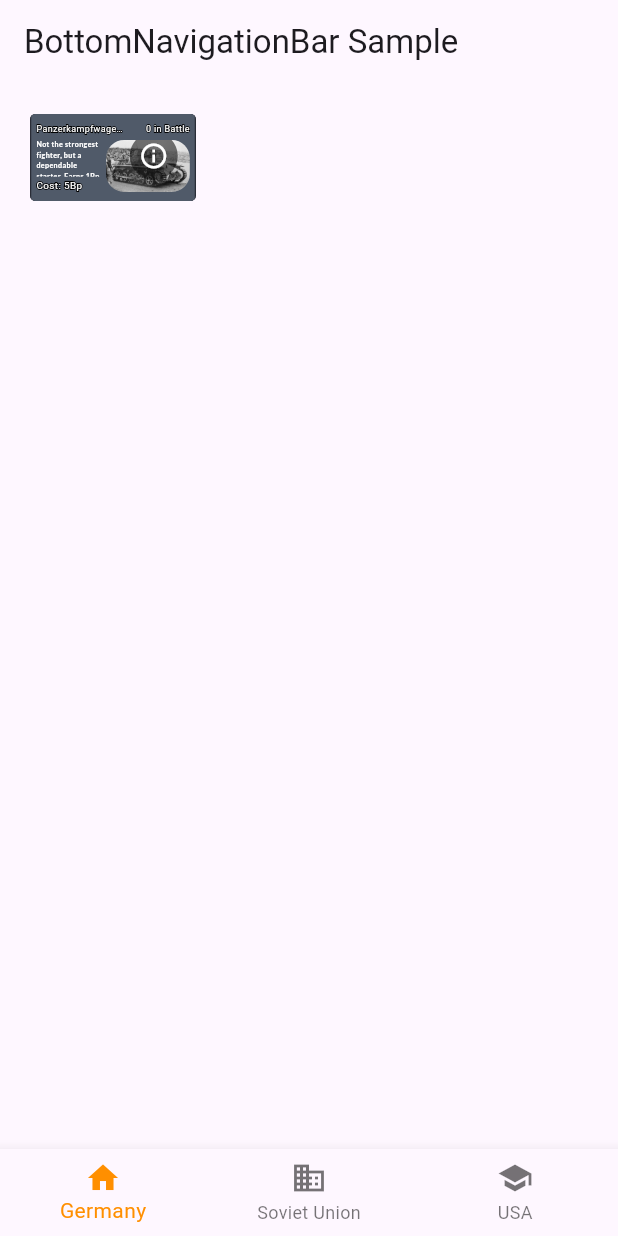
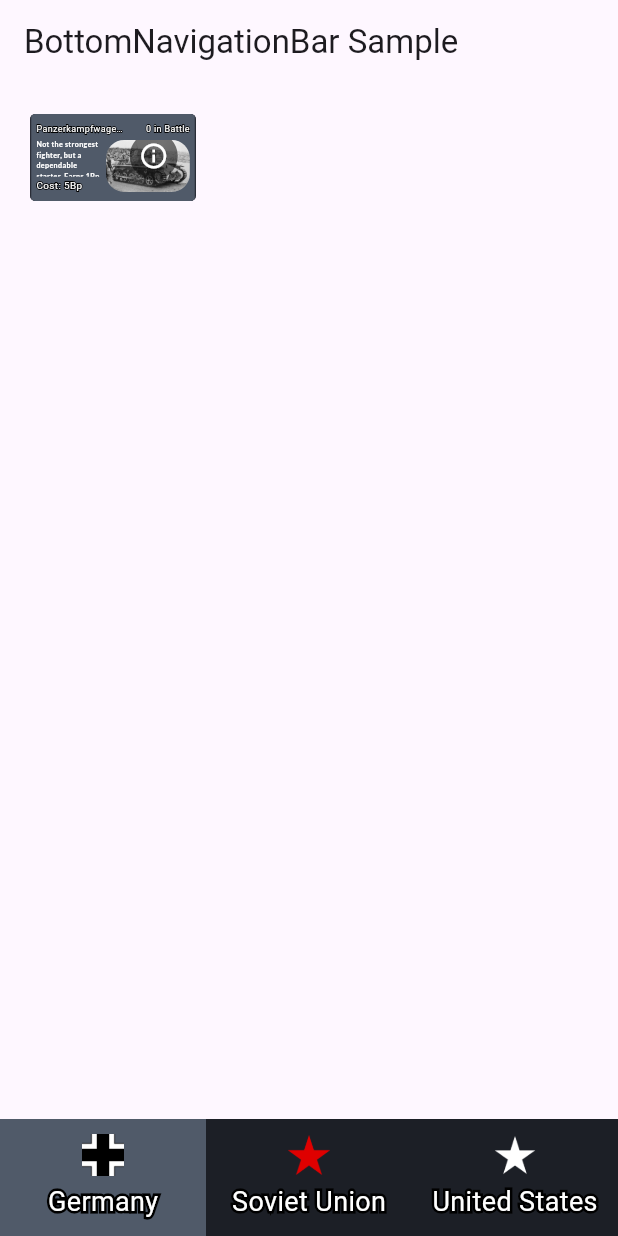
Before and after one commit to esdevries/TankTycoon, a Flutter app: the screen it shows after launch, on a phone screen of 412 x 824 dp. Run offline on Flutter 3.47's test engine with Material 3 defaults, Android fonts, the phone set to English and light mode, and no system bars; our stand-ins replace flutter_svg, get_it, google_fonts.

Commit message:
improve navigation bar

```diff
--- a/lib/data/nations.dart
+++ b/lib/data/nations.dart
@@ -2,4 +2,6 @@ import 'package:flutter/material.dart';
 
 final Map<String, List<Color>> nationColors = {
   'Germany': [Color(0xFF1C1F26), Color(0xFF2E323D), Color(0xFF505A69)],
+  'Soviet Union': [Color(0xFF2F4F2F), Color(0xFF3E5F3E), Color(0xFF587758)],
+  'United States': [Color(0xFF3C3F2E), Color(0xFF555740), Color(0xFF737357)],
 };
--- a/lib/screens/nation.dart
+++ b/lib/screens/nation.dart
@@ -1,3 +1,5 @@
+import 'package:app/data/nations.dart';
+import 'package:app/util/text.dart';
 import 'package:app/widgets/tree.dart';
 import 'package:flutter/material.dart';
 
@@ -43,6 +45,61 @@ class _NationState extends State<Nation> {
     });
   }
 
+  Widget customBottomNavBar(BuildContext context) {
+    final tabs = [
+      {'label': 'Germany', 'icon': 'assets/images/germany/icon.png'},
+      {'label': 'Soviet Union', 'icon': 'assets/images/soviet/icon.png'},
+      {'label': 'United States', 'icon': 'assets/images/usa/icon.png'},
+    ];
+    final countryColors = nationColors[_nationOptions[_selectedIndex]]!;
+
+    return Container(
+      color: countryColors.first,
+      child: Row(
+        mainAxisAlignment: MainAxisAlignment.spaceAround,
+        children: List.generate(tabs.length, (index) {
+          final isSelected = _selectedIndex == index;
+
+          return Expanded(
+            child: Material(
+              color: isSelected ? countryColors.last : Colors.transparent,
+              child: InkWell(
+                onTap: () => _onItemTapped(index),
+                splashColor: Colors.black26,
+                highlightColor: Colors.black12,
+                child: Padding(
+                  padding: const EdgeInsets.symmetric(vertical: 10),
+                  child: Column(
+                    mainAxisSize: MainAxisSize.min,
+                    children: [
+                      Image.asset(
+                        tabs[index]['icon']!,
+                        width: (MediaQuery.of(context).size.width * 0.04).clamp(
+                          28.0,
+                          double.infinity,
+                        ),
+                        height: (MediaQuery.of(context).size.width * 0.04)
+                            .clamp(28.0, double.infinity),
+                        fit: BoxFit.contain,
+                      ),
+                      const SizedBox(height: 4),
+                      outlinedText(
+                        tabs[index]['label']!,
+                        context,
+                        multiplier: 0.3,
+                        minSize: 18,
+                      ),
+                    ],
+                  ),
+                ),
+              ),
+            ),
+          );
+        }),
+      ),
+    );
+  }
+
   @override
   Widget build(BuildContext context) {
     return Scaffold(
@@ -51,19 +108,28 @@ class _NationState extends State<Nation> {
         currentNation: _nationOptions[_selectedIndex],
         child: const Padding(padding: EdgeInsets.all(16), child: VehicleTree()),
       ),
-      bottomNavigationBar: BottomNavigationBar(
-        items: const [
-          BottomNavigationBarItem(icon: Icon(Icons.home), label: 'Germany'),
-          BottomNavigationBarItem(
-            icon: Icon(Icons.business),
-            label: 'Soviet Union',
-          ),
-          BottomNavigationBarItem(icon: Icon(Icons.school), label: 'USA'),
-        ],
-        currentIndex: _selectedIndex,
-        selectedItemColor: Colors.amber[800],
-        onTap: _onItemTapped,
-      ),
+      bottomNavigationBar: customBottomNavBar(context),
     );
   }
 }
+
+BottomNavigationBarItem buildNationNavItem(
+  String assetPath,
+  String label,
+  BuildContext context,
+) {
+  double iconSize = (MediaQuery.of(context).size.width * 0.03).clamp(
+    24.0,
+    40.0,
+  );
+
+  return BottomNavigationBarItem(
+    icon: Image.asset(
+      assetPath,
+      width: iconSize,
+      height: iconSize,
+      fit: BoxFit.contain,
+    ),
+    label: label,
+  );
+}
--- a/lib/util/text.dart
+++ b/lib/util/text.dart
@@ -5,11 +5,14 @@ Widget outlinedText(
   String text,
   BuildContext context, {
   double multiplier = 1.0,
+  double minSize = 0.0,
+  double maxSize = double.infinity,
 }) {
   return LayoutBuilder(
     builder: (context, constraints) {
       final maxWidth = constraints.maxWidth;
       final fontSize = maxWidth * 0.1 * multiplier;
+      final clampedFontSize = fontSize.clamp(minSize, maxSize).toDouble();
 
       return Stack(
         children: [
@@ -19,10 +22,10 @@ Widget outlinedText(
             overflow: TextOverflow.ellipsis,
             style: GoogleFonts.unifrakturCook(
               textStyle: TextStyle(
-                fontSize: fontSize,
+                fontSize: clampedFontSize,
                 foreground: Paint()
                   ..style = PaintingStyle.stroke
-                  ..strokeWidth = fontSize * 0.2
+                  ..strokeWidth = clampedFontSize * 0.2
                   ..color = Colors.black,
               ),
             ),
@@ -32,7 +35,10 @@ Widget outlinedText(
             maxLines: 1,
             overflow: TextOverflow.ellipsis,
             style: GoogleFonts.unifrakturCook(
-              textStyle: TextStyle(fontSize: fontSize, color: Colors.white),
+              textStyle: TextStyle(
+                fontSize: clampedFontSize,
+                color: Colors.white,
+              ),
             ),
           ),
         ],
--- a/pubspec.yaml
+++ b/pubspec.yaml
@@ -60,8 +60,11 @@ flutter:
   uses-material-design: true
 
   assets:
+    - assets/ui/
+    - assets/images/germany/
+    - assets/images/soviet/
+    - assets/images/usa/
     - assets/images/germany/tanks/pz1/
-    - assets/ui/
   # An image asset can refer to one or more resolution-specific "variants", see
   # https://flutter.dev/to/resolution-aware-images
 
```
Also changed, not shown: assets/images/germany/icon.png (added), assets/images/soviet/icon.png (added), assets/images/usa/icon.png (added).
